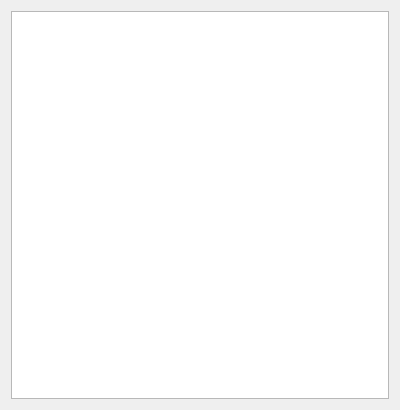
This is src/dialogdataview.ui in mhoffacker/peliCAN as Qt 5 draws it before an edit. The edited form follows.
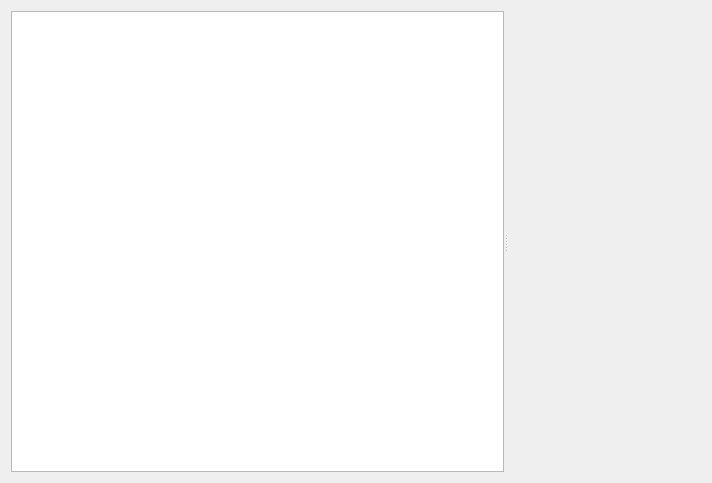
This is the edited form. Custom widgets are drawn as their Qt base class.

What changed in the file:
```diff
--- a/src/dialogdataview.ui
+++ b/src/dialogdataview.ui
@@ -6,15 +6,19 @@
    <rect>
     <x>0</x>
     <y>0</y>
-    <width>400</width>
-    <height>410</height>
+    <width>712</width>
+    <height>483</height>
    </rect>
   </property>
   <property name="windowTitle">
    <string>Dialog</string>
   </property>
-  <layout class="QGridLayout" name="gridLayout">
-   <item row="0" column="0">
+  <layout class="QHBoxLayout" name="horizontalLayout">
+   <item>
+    <widget class="QSplitter" name="splitter">
+     <property name="orientation">
+      <enum>Qt::Horizontal</enum>
+     </property>
     <widget class="QTreeWidget" name="treeWidget">
      <property name="columnCount">
       <number>3</number>
@@ -38,9 +42,26 @@
       </property>
      </column>
     </widget>
+     <widget class="QCustomPlot" name="customPlot" native="true">
+      <property name="sizePolicy">
+       <sizepolicy hsizetype="Expanding" vsizetype="Expanding">
+        <horstretch>0</horstretch>
+        <verstretch>0</verstretch>
+       </sizepolicy>
+      </property>
+     </widget>
+    </widget>
    </item>
   </layout>
  </widget>
+ <customwidgets>
+  <customwidget>
+   <class>QCustomPlot</class>
+   <extends>QWidget</extends>
+   <header>qcustomplot.h</header>
+   <container>1</container>
+  </customwidget>
+ </customwidgets>
  <resources/>
  <connections/>
 </ui>
```
Lines whose indentation alone changed are shown as unchanged.
